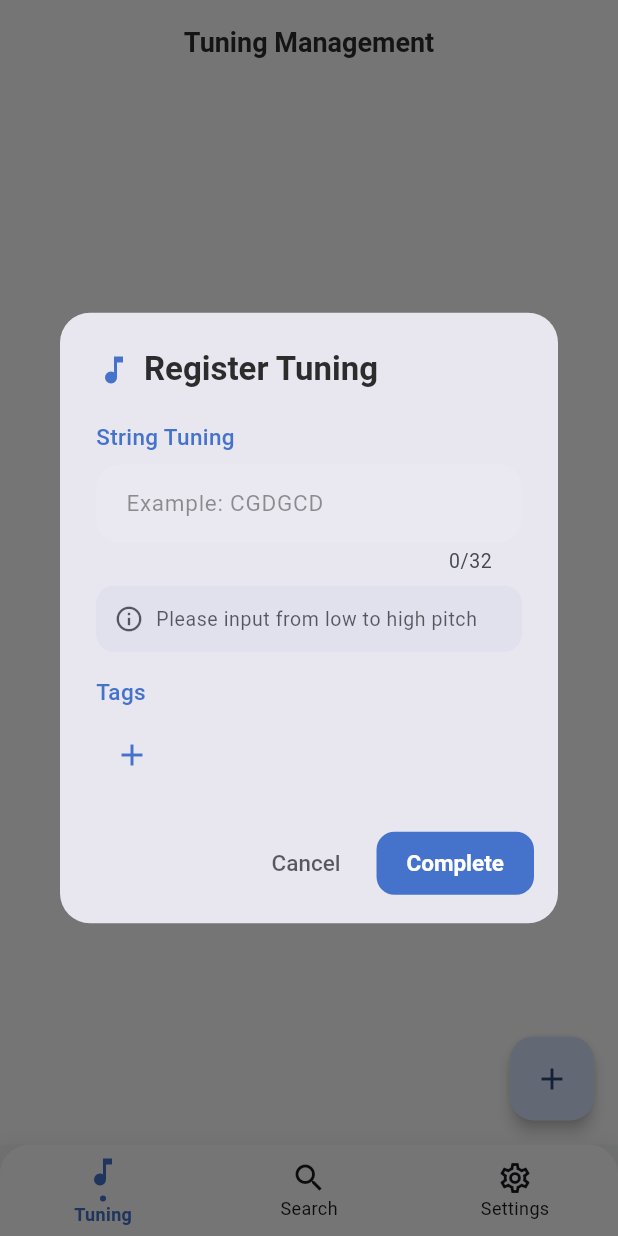
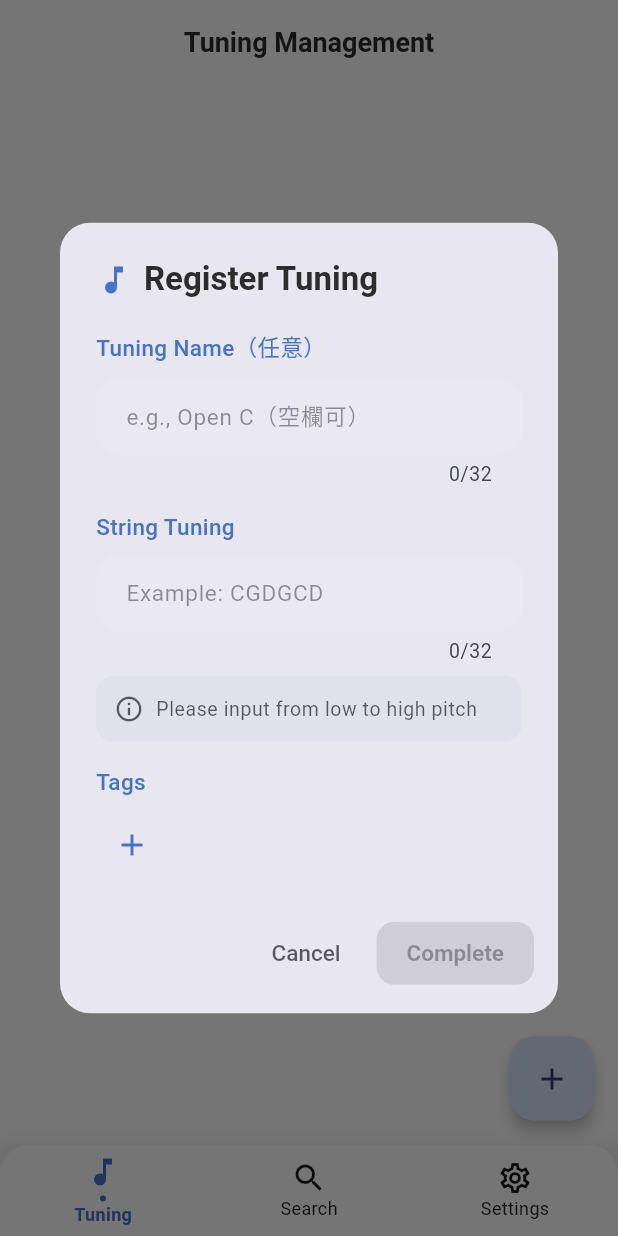
Before and after one commit to kabikira/tune_chord_sample, a Flutter app: the screen it shows after launch, after a tap on the "add" icon, on a phone screen of 412 x 824 dp. Run offline on Flutter 3.47's test engine with Material 3 defaults, Android fonts, the phone set to English and light mode, and no system bars; our stand-ins replace drift, flutter_hooks, gap, go_router, hooks_riverpod, logger and 1 more; missing offline and left inert: sqlite3; accounts and stored records are empty; generated files the repository leaves out were written again.

Commit message:
feat: チューニング名を任意入力に変更し、データベース制約エラーを修正
- チューニング名入力フィールドを追加（任意入力として表示）
- 空の名前の場合は自動的にデフォルト値を設定する仕組みを実装
- フォームバリデーションを強化（弦のチューニングのみ必須）
- エラーハンドリングとユーザーフレンドリーなメッセージ表示を追加
- ローカライゼーション文字列（tuningNameExample）を追加

🤖 Generated with [Claude Code](https://claude.ai/code)

Co-Authored-By: Claude <noreply@anthropic.com>

```diff
--- a/lib/l10n/app_en.arb
+++ b/lib/l10n/app_en.arb
@@ -34,6 +34,7 @@
   "delete": "Delete",
   "editTuning": "Edit Tuning",
   "tuningName": "Tuning Name",
+  "tuningNameExample": "e.g., Open C",
   "update": "Update",
   "tags": "Tags",
   "newTag": "New Tag",
--- a/lib/l10n/app_ja.arb
+++ b/lib/l10n/app_ja.arb
@@ -20,6 +20,7 @@
   "delete": "削除",
   "editTuning": "チューニングを編集",
   "tuningName": "チューニング名",
+  "tuningNameExample": "例: オープンC",
   "update": "更新",
   "tags": "タグ",
   "newTag": "新規タグ",
--- a/lib/l10n/app_localizations.dart
+++ b/lib/l10n/app_localizations.dart
@@ -202,6 +202,12 @@ abstract class AppLocalizations {
   /// In en, this message translates to:
   /// **'Tuning Name'**
   String get tuningName;
+
+  /// No description provided for @tuningNameExample.
+  ///
+  /// In en, this message translates to:
+  /// **'e.g., Open C'**
+  String get tuningNameExample;
 
   /// No description provided for @update.
   ///
--- a/lib/l10n/app_localizations_en.dart
+++ b/lib/l10n/app_localizations_en.dart
@@ -65,6 +65,9 @@ class AppLocalizationsEn extends AppLocalizations {
 
   @override
   String get tuningName => 'Tuning Name';
+
+  @override
+  String get tuningNameExample => 'e.g., Open C';
 
   @override
   String get update => 'Update';
--- a/lib/l10n/app_localizations_ja.dart
+++ b/lib/l10n/app_localizations_ja.dart
@@ -65,6 +65,9 @@ class AppLocalizationsJa extends AppLocalizations {
 
   @override
   String get tuningName => 'チューニング名';
+
+  @override
+  String get tuningNameExample => '例: オープンC';
 
   @override
   String get update => '更新';
--- a/lib/src/pages/tuning/tuning_notifier.dart
+++ b/lib/src/pages/tuning/tuning_notifier.dart
@@ -40,8 +40,10 @@ class TuningNotifier extends StateNotifier<AsyncValue<List<Tuning>>> {
     List<int>? tagIds,
   }) async {
     try {
+      // 空文字列の場合はデフォルト値を設定
+      final finalName = name.isEmpty ? 'No TuningName' : name;
       final tuningId = await db.addTuning(
-        TuningsCompanion(name: Value(name), strings: Value(strings)),
+        TuningsCompanion(name: Value(finalName), strings: Value(strings)),
       );
 
       if (tagIds != null && tagIds.isNotEmpty) {
@@ -69,10 +71,12 @@ class TuningNotifier extends StateNotifier<AsyncValue<List<Tuning>>> {
         orElse: () => throw Exception('チューニングが見つかりません'),
       );
 
+      // 空文字列の場合はデフォルト値を設定
+      final finalName = name.isEmpty ? 'Untitled Tuning' : name;
       await db.updateTuning(
         Tuning(
           id: id,
-          name: name,
+          name: finalName,
           strings: strings,
           memo: existingTuning.memo,
           isFavorite: existingTuning.isFavorite,
--- a/lib/src/pages/tuning/tuning_register.dart
+++ b/lib/src/pages/tuning/tuning_register.dart
@@ -26,7 +26,9 @@ class TuningKeyboard extends HookWidget {
   void insertText(String text) {
     final currentText = controller.text;
     if (currentText.length + text.length >
-        ValidationConstants.maxTuningLength) return;
+        ValidationConstants.maxTuningLength) {
+      return;
+    }
     final newText = currentText + text;
     controller.text = newText;
     controller.selection = TextSelection.fromPosition(
@@ -108,8 +110,29 @@ class TuningRegister extends HookConsumerWidget {
     final stringsFocusNode = useFocusNode();
     final isSaving = useState(false);
     final selectedTagIds = useState<List<int>>([]);
+    final isFormValid = useState(false);
     final theme = Theme.of(context);
     final l10n = AppLocalizations.of(context)!;
+
+    // フォームバリデーション
+    void validateForm() {
+      final strings = stringsController.text.trim();
+      isFormValid.value = strings.isNotEmpty;
+    }
+
+    // コントローラーのリスナー設定
+    useEffect(() {
+      void nameListener() => validateForm();
+      void stringsListener() => validateForm();
+
+      nameController.addListener(nameListener);
+      stringsController.addListener(stringsListener);
+
+      return () {
+        nameController.removeListener(nameListener);
+        stringsController.removeListener(stringsListener);
+      };
+    }, [nameController, stringsController]);
 
     // タグ一覧を取得
     final tagsAsync = ref.watch(tagsProvider);
@@ -135,6 +158,46 @@ class TuningRegister extends HookConsumerWidget {
           mainAxisSize: MainAxisSize.min,
           crossAxisAlignment: CrossAxisAlignment.start,
           children: [
+            Text(
+              '${l10n.tuningName}（任意）', // チューニング名（任意）
+              style: theme.textTheme.bodyMedium?.copyWith(
+                color: theme.colorScheme.primary,
+                fontWeight: FontWeight.w500,
+              ),
+            ),
+            const Gap(8),
+            TextField(
+              controller: nameController,
+              inputFormatters: [
+                LengthLimitingTextInputFormatter(
+                  ValidationConstants.maxTuningLength,
+                ),
+              ],
+              maxLength: ValidationConstants.maxTuningLength,
+              decoration: InputDecoration(
+                hintText: '${l10n.tuningNameExample}（空欄可）', // 例: Open C（空欄可）
+                filled: true,
+                fillColor: theme.colorScheme.surfaceContainer.withValues(
+                  alpha: 0.3,
+                ),
+                border: OutlineInputBorder(
+                  borderRadius: BorderRadius.circular(16),
+                  borderSide: BorderSide.none,
+                ),
+                focusedBorder: OutlineInputBorder(
+                  borderRadius: BorderRadius.circular(16),
+                  borderSide: BorderSide(
+                    color: theme.colorScheme.primary,
+                    width: 2,
+                  ),
+                ),
+                contentPadding: const EdgeInsets.symmetric(
+                  horizontal: 16,
+                  vertical: 14,
+                ),
+              ),
+            ),
+            const Gap(16),
             Text(
               l10n.stringTuning, // 弦のチューニング
               style: theme.textTheme.bodyMedium?.copyWith(
@@ -349,13 +412,24 @@ class TuningRegister extends HookConsumerWidget {
         ),
         ElevatedButton(
           onPressed:
-              isSaving.value
+              isSaving.value || !isFormValid.value
                   ? null
                   : () async {
                     final name = nameController.text.trim();
                     final strings = stringsController.text.trim();
-                    if (strings.isEmpty) return;
 
+                    // バリデーション強化
+                    if (strings.isEmpty) {
+                      ScaffoldMessenger.of(context).showSnackBar(
+                        SnackBar(
+                          content: Text('弦のチューニングを入力してください'),
+                          backgroundColor: theme.colorScheme.error,
+                        ),
+                      );
+                      return;
+                    }
+
+                    try {
                       isSaving.value = true;
                       await ref
                           .read(tuningNotifierProvider.notifier)
@@ -363,6 +437,17 @@ class TuningRegister extends HookConsumerWidget {
                       isSaving.value = false;
                       if (context.mounted) {
                         Navigator.of(context).pop();
+                      }
+                    } catch (e) {
+                      isSaving.value = false;
+                      if (context.mounted) {
+                        ScaffoldMessenger.of(context).showSnackBar(
+                          SnackBar(
+                            content: Text('エラーが発生しました: ${e.toString()}'),
+                            backgroundColor: theme.colorScheme.error,
+                          ),
+                        );
+                      }
                     }
                   },
           style: ElevatedButton.styleFrom(
```
Lines whose indentation alone changed are shown as unchanged.
